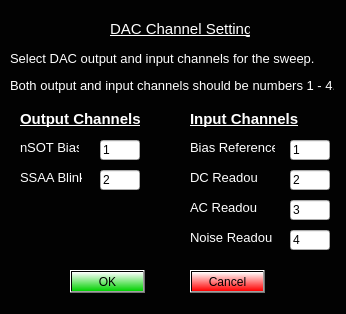
First picture: the form in Scanner GUI/nSOTCharacterizer/dacChannels.ui, repository afylab/nanoSQUID-Scanning-Software, before the edit.
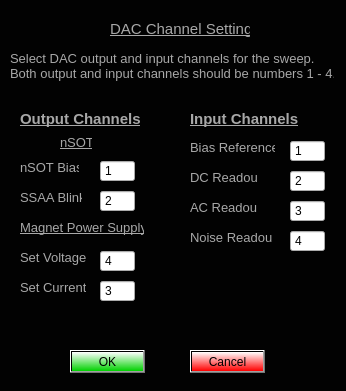
Second picture: the form after the edit.

Patch:
```diff
--- a/Scanner GUI/nSOTCharacterizer/dacChannels.ui
+++ b/Scanner GUI/nSOTCharacterizer/dacChannels.ui
@@ -7,7 +7,7 @@
     <x>0</x>
     <y>0</y>
     <width>346</width>
-    <height>314</height>
+    <height>391</height>
    </rect>
   </property>
   <property name="windowTitle">
@@ -20,13 +20,13 @@
    <property name="geometry">
     <rect>
      <x>20</x>
-     <y>140</y>
+     <y>160</y>
      <width>59</width>
      <height>16</height>
     </rect>
    </property>
    <property name="text">
-    <string>&lt;html&gt;&lt;head/&gt;&lt;body&gt;&lt;p&gt;&lt;span style=&quot; font-size:10pt; color:#ffffff;&quot;&gt;nSOT Bias&lt;/span&gt;&lt;/p&gt;&lt;/body&gt;&lt;/html&gt;</string>
+    <string>&lt;html&gt;&lt;head/&gt;&lt;body&gt;&lt;p&gt;&lt;span style=&quot; font-size:10pt; color:#a8a8a8;&quot;&gt;nSOT Bias&lt;/span&gt;&lt;/p&gt;&lt;/body&gt;&lt;/html&gt;</string>
    </property>
   </widget>
   <widget class="QLabel" name="label_2">
@@ -39,7 +39,7 @@
     </rect>
    </property>
    <property name="text">
-    <string>&lt;html&gt;&lt;head/&gt;&lt;body&gt;&lt;p&gt;&lt;span style=&quot; font-size:10pt; color:#ffffff;&quot;&gt;Bias Reference&lt;/span&gt;&lt;/p&gt;&lt;/body&gt;&lt;/html&gt;</string>
+    <string>&lt;html&gt;&lt;head/&gt;&lt;body&gt;&lt;p&gt;&lt;span style=&quot; font-size:10pt; color:#a8a8a8;&quot;&gt;Bias Reference&lt;/span&gt;&lt;/p&gt;&lt;/body&gt;&lt;/html&gt;</string>
    </property>
   </widget>
   <widget class="QLabel" name="label_3">
@@ -52,7 +52,7 @@
     </rect>
    </property>
    <property name="text">
-    <string>&lt;html&gt;&lt;head/&gt;&lt;body&gt;&lt;p&gt;&lt;span style=&quot; font-size:10pt; color:#ffffff;&quot;&gt;DC Readout&lt;/span&gt;&lt;/p&gt;&lt;/body&gt;&lt;/html&gt;</string>
+    <string>&lt;html&gt;&lt;head/&gt;&lt;body&gt;&lt;p&gt;&lt;span style=&quot; font-size:10pt; color:#a8a8a8;&quot;&gt;DC Readout&lt;/span&gt;&lt;/p&gt;&lt;/body&gt;&lt;/html&gt;</string>
    </property>
   </widget>
   <widget class="QLabel" name="label_4">
@@ -65,7 +65,7 @@
     </rect>
    </property>
    <property name="text">
-    <string>&lt;html&gt;&lt;head/&gt;&lt;body&gt;&lt;p&gt;&lt;span style=&quot; font-size:10pt; color:#ffffff;&quot;&gt;AC Readout&lt;/span&gt;&lt;/p&gt;&lt;/body&gt;&lt;/html&gt;</string>
+    <string>&lt;html&gt;&lt;head/&gt;&lt;body&gt;&lt;p&gt;&lt;span style=&quot; font-size:10pt; color:#a8a8a8;&quot;&gt;AC Readout&lt;/span&gt;&lt;/p&gt;&lt;/body&gt;&lt;/html&gt;</string>
    </property>
   </widget>
   <widget class="QLabel" name="label_5">
@@ -78,20 +78,20 @@
     </rect>
    </property>
    <property name="text">
-    <string>&lt;html&gt;&lt;head/&gt;&lt;body&gt;&lt;p&gt;&lt;span style=&quot; font-size:10pt; color:#ffffff;&quot;&gt;Noise Readout&lt;/span&gt;&lt;/p&gt;&lt;/body&gt;&lt;/html&gt;</string>
+    <string>&lt;html&gt;&lt;head/&gt;&lt;body&gt;&lt;p&gt;&lt;span style=&quot; font-size:10pt; color:#a8a8a8;&quot;&gt;Noise Readout&lt;/span&gt;&lt;/p&gt;&lt;/body&gt;&lt;/html&gt;</string>
    </property>
   </widget>
   <widget class="QLabel" name="label_6">
    <property name="geometry">
     <rect>
      <x>20</x>
-     <y>170</y>
+     <y>190</y>
      <width>62</width>
      <height>16</height>
     </rect>
    </property>
    <property name="text">
-    <string>&lt;html&gt;&lt;head/&gt;&lt;body&gt;&lt;p&gt;&lt;span style=&quot; font-size:10pt; color:#ffffff;&quot;&gt;SSAA Blink&lt;/span&gt;&lt;/p&gt;&lt;/body&gt;&lt;/html&gt;</string>
+    <string>&lt;html&gt;&lt;head/&gt;&lt;body&gt;&lt;p&gt;&lt;span style=&quot; font-size:10pt; color:#a8a8a8;&quot;&gt;SSAA Blink&lt;/span&gt;&lt;/p&gt;&lt;/body&gt;&lt;/html&gt;</string>
    </property>
   </widget>
   <widget class="QLabel" name="label_7">
@@ -104,7 +104,7 @@
     </rect>
    </property>
    <property name="text">
-    <string>&lt;html&gt;&lt;head/&gt;&lt;body&gt;&lt;p&gt;&lt;span style=&quot; font-size:11pt; font-weight:600; text-decoration: underline; color:#ffffff;&quot;&gt;Output Channels&lt;/span&gt;&lt;/p&gt;&lt;/body&gt;&lt;/html&gt;</string>
+    <string>&lt;html&gt;&lt;head/&gt;&lt;body&gt;&lt;p&gt;&lt;span style=&quot; font-size:11pt; font-weight:600; text-decoration: underline; color:#a8a8a8;&quot;&gt;Output Channels&lt;/span&gt;&lt;/p&gt;&lt;/body&gt;&lt;/html&gt;</string>
    </property>
   </widget>
   <widget class="QLabel" name="label_8">
@@ -117,92 +117,14 @@
     </rect>
    </property>
    <property name="text">
-    <string>&lt;html&gt;&lt;head/&gt;&lt;body&gt;&lt;p&gt;&lt;span style=&quot; font-size:11pt; font-weight:600; text-decoration: underline; color:#ffffff;&quot;&gt;Input Channels&lt;/span&gt;&lt;/p&gt;&lt;/body&gt;&lt;/html&gt;</string>
-   </property>
-  </widget>
-  <widget class="QLineEdit" name="biasOutChannel">
-   <property name="geometry">
-    <rect>
-     <x>100</x>
-     <y>140</y>
-     <width>40</width>
-     <height>20</height>
-    </rect>
-   </property>
-   <property name="text">
-    <string>1</string>
-   </property>
-  </widget>
-  <widget class="QLineEdit" name="blinkOutChannel">
-   <property name="geometry">
-    <rect>
-     <x>100</x>
-     <y>170</y>
-     <width>40</width>
-     <height>20</height>
-    </rect>
-   </property>
-   <property name="text">
-    <string>2</string>
-   </property>
-  </widget>
-  <widget class="QLineEdit" name="biasInChannel">
-   <property name="geometry">
-    <rect>
-     <x>290</x>
-     <y>140</y>
-     <width>40</width>
-     <height>20</height>
-    </rect>
-   </property>
-   <property name="text">
-    <string>1</string>
-   </property>
-  </widget>
-  <widget class="QLineEdit" name="dcInChannel">
-   <property name="geometry">
-    <rect>
-     <x>290</x>
-     <y>170</y>
-     <width>40</width>
-     <height>20</height>
-    </rect>
-   </property>
-   <property name="text">
-    <string>2</string>
-   </property>
-  </widget>
-  <widget class="QLineEdit" name="acInChannel">
-   <property name="geometry">
-    <rect>
-     <x>290</x>
-     <y>200</y>
-     <width>40</width>
-     <height>20</height>
-    </rect>
-   </property>
-   <property name="text">
-    <string>3</string>
-   </property>
-  </widget>
-  <widget class="QLineEdit" name="noiseInChannel">
-   <property name="geometry">
-    <rect>
-     <x>290</x>
-     <y>230</y>
-     <width>40</width>
-     <height>20</height>
-    </rect>
-   </property>
-   <property name="text">
-    <string>4</string>
+    <string>&lt;html&gt;&lt;head/&gt;&lt;body&gt;&lt;p&gt;&lt;span style=&quot; font-size:11pt; font-weight:600; text-decoration: underline; color:#a8a8a8;&quot;&gt;Input Channels&lt;/span&gt;&lt;/p&gt;&lt;/body&gt;&lt;/html&gt;</string>
    </property>
   </widget>
   <widget class="QPushButton" name="okDAC">
    <property name="geometry">
     <rect>
      <x>70</x>
-     <y>270</y>
+     <y>350</y>
      <width>75</width>
      <height>23</height>
     </rect>
@@ -218,7 +140,7 @@
    <property name="geometry">
     <rect>
      <x>190</x>
-     <y>270</y>
+     <y>350</y>
      <width>75</width>
      <height>23</height>
     </rect>
@@ -236,11 +158,11 @@
      <x>10</x>
      <y>50</y>
      <width>324</width>
-     <height>44</height>
+     <height>32</height>
     </rect>
    </property>
    <property name="text">
-    <string>&lt;html&gt;&lt;head/&gt;&lt;body&gt;&lt;p align=&quot;justify&quot;&gt;&lt;span style=&quot; font-size:10pt; color:#ffffff;&quot;&gt;Select DAC output and input channels for the sweep. &lt;/span&gt;&lt;/p&gt;&lt;p align=&quot;justify&quot;&gt;&lt;span style=&quot; font-size:10pt; color:#ffffff;&quot;&gt;Both output and input channels should be numbers 1 - 4.&lt;/span&gt;&lt;/p&gt;&lt;/body&gt;&lt;/html&gt;</string>
+    <string>&lt;html&gt;&lt;head/&gt;&lt;body&gt;&lt;p align=&quot;justify&quot;&gt;&lt;span style=&quot; font-size:10pt; color:#a8a8a8;&quot;&gt;Select DAC output and input channels for the sweep. &lt;br/&gt;Both output and input channels should be numbers 1 - 4.&lt;/span&gt;&lt;/p&gt;&lt;/body&gt;&lt;/html&gt;</string>
    </property>
   </widget>
   <widget class="QLabel" name="label_10">
@@ -253,14 +175,14 @@
     </rect>
    </property>
    <property name="text">
-    <string>&lt;html&gt;&lt;head/&gt;&lt;body&gt;&lt;p&gt;&lt;span style=&quot; font-size:11pt; text-decoration: underline; color:#ffffff;&quot;&gt;DAC Channel Settings&lt;/span&gt;&lt;/p&gt;&lt;/body&gt;&lt;/html&gt;</string>
+    <string>&lt;html&gt;&lt;head/&gt;&lt;body&gt;&lt;p&gt;&lt;span style=&quot; font-size:11pt; text-decoration: underline; color:#a8a8a8;&quot;&gt;DAC Channel Settings&lt;/span&gt;&lt;/p&gt;&lt;/body&gt;&lt;/html&gt;</string>
    </property>
   </widget>
   <widget class="QLabel" name="warning">
    <property name="geometry">
     <rect>
-     <x>20</x>
-     <y>210</y>
+     <x>170</x>
+     <y>270</y>
      <width>151</width>
      <height>41</height>
     </rect>
@@ -269,6 +191,234 @@
     <string>&lt;html&gt;&lt;head/&gt;&lt;body&gt;&lt;p&gt;&lt;br/&gt;&lt;/p&gt;&lt;/body&gt;&lt;/html&gt;</string>
    </property>
   </widget>
+  <widget class="QLabel" name="label_11">
+   <property name="geometry">
+    <rect>
+     <x>20</x>
+     <y>220</y>
+     <width>124</width>
+     <height>16</height>
+    </rect>
+   </property>
+   <property name="text">
+    <string>&lt;html&gt;&lt;head/&gt;&lt;body&gt;&lt;p&gt;&lt;span style=&quot; font-size:10pt; text-decoration: underline; color:#a8a8a8;&quot;&gt;Magnet Power Supply&lt;/span&gt;&lt;/p&gt;&lt;/body&gt;&lt;/html&gt;</string>
+   </property>
+  </widget>
+  <widget class="QLabel" name="label_12">
+   <property name="geometry">
+    <rect>
+     <x>60</x>
+     <y>135</y>
+     <width>32</width>
+     <height>16</height>
+    </rect>
+   </property>
+   <property name="text">
+    <string>&lt;html&gt;&lt;head/&gt;&lt;body&gt;&lt;p&gt;&lt;span style=&quot; font-size:10pt; text-decoration: underline; color:#a8a8a8;&quot;&gt;nSOT&lt;/span&gt;&lt;/p&gt;&lt;/body&gt;&lt;/html&gt;</string>
+   </property>
+  </widget>
+  <widget class="QLabel" name="label_13">
+   <property name="geometry">
+    <rect>
+     <x>20</x>
+     <y>280</y>
+     <width>66</width>
+     <height>16</height>
+    </rect>
+   </property>
+   <property name="text">
+    <string>&lt;html&gt;&lt;head/&gt;&lt;body&gt;&lt;p&gt;&lt;span style=&quot; font-size:10pt; color:#a8a8a8;&quot;&gt;Set Current&lt;/span&gt;&lt;/p&gt;&lt;/body&gt;&lt;/html&gt;</string>
+   </property>
+  </widget>
+  <widget class="QLabel" name="label_14">
+   <property name="geometry">
+    <rect>
+     <x>20</x>
+     <y>250</y>
+     <width>66</width>
+     <height>16</height>
+    </rect>
+   </property>
+   <property name="text">
+    <string>&lt;html&gt;&lt;head/&gt;&lt;body&gt;&lt;p&gt;&lt;span style=&quot; font-size:10pt; color:#a8a8a8;&quot;&gt;Set Voltage&lt;/span&gt;&lt;/p&gt;&lt;/body&gt;&lt;/html&gt;</string>
+   </property>
+  </widget>
+  <widget class="QSpinBox" name="biasOutChannel">
+   <property name="geometry">
+    <rect>
+     <x>100</x>
+     <y>160</y>
+     <width>35</width>
+     <height>22</height>
+    </rect>
+   </property>
+   <property name="alignment">
+    <set>Qt::AlignLeading|Qt::AlignLeft|Qt::AlignVCenter</set>
+   </property>
+   <property name="buttonSymbols">
+    <enum>QAbstractSpinBox::NoButtons</enum>
+   </property>
+   <property name="minimum">
+    <number>1</number>
+   </property>
+   <property name="maximum">
+    <number>4</number>
+   </property>
+  </widget>
+  <widget class="QSpinBox" name="blinkOutChannel">
+   <property name="geometry">
+    <rect>
+     <x>100</x>
+     <y>190</y>
+     <width>35</width>
+     <height>22</height>
+    </rect>
+   </property>
+   <property name="buttonSymbols">
+    <enum>QAbstractSpinBox::NoButtons</enum>
+   </property>
+   <property name="minimum">
+    <number>1</number>
+   </property>
+   <property name="maximum">
+    <number>4</number>
+   </property>
+   <property name="value">
+    <number>2</number>
+   </property>
+  </widget>
+  <widget class="QSpinBox" name="currentOutChannel">
+   <property name="geometry">
+    <rect>
+     <x>100</x>
+     <y>280</y>
+     <width>35</width>
+     <height>22</height>
+    </rect>
+   </property>
+   <property name="buttonSymbols">
+    <enum>QAbstractSpinBox::NoButtons</enum>
+   </property>
+   <property name="minimum">
+    <number>1</number>
+   </property>
+   <property name="maximum">
+    <number>4</number>
+   </property>
+   <property name="value">
+    <number>3</number>
+   </property>
+  </widget>
+  <widget class="QSpinBox" name="voltsOutChannel">
+   <property name="geometry">
+    <rect>
+     <x>100</x>
+     <y>250</y>
+     <width>35</width>
+     <height>22</height>
+    </rect>
+   </property>
+   <property name="buttonSymbols">
+    <enum>QAbstractSpinBox::NoButtons</enum>
+   </property>
+   <property name="minimum">
+    <number>1</number>
+   </property>
+   <property name="maximum">
+    <number>4</number>
+   </property>
+   <property name="value">
+    <number>4</number>
+   </property>
+  </widget>
+  <widget class="QSpinBox" name="biasInChannel">
+   <property name="geometry">
+    <rect>
+     <x>290</x>
+     <y>140</y>
+     <width>35</width>
+     <height>22</height>
+    </rect>
+   </property>
+   <property name="alignment">
+    <set>Qt::AlignLeading|Qt::AlignLeft|Qt::AlignVCenter</set>
+   </property>
+   <property name="buttonSymbols">
+    <enum>QAbstractSpinBox::NoButtons</enum>
+   </property>
+   <property name="minimum">
+    <number>1</number>
+   </property>
+   <property name="maximum">
+    <number>4</number>
+   </property>
+  </widget>
+  <widget class="QSpinBox" name="acInChannel">
+   <property name="geometry">
+    <rect>
+     <x>290</x>
+     <y>200</y>
+     <width>35</width>
+     <height>22</height>
+    </rect>
+   </property>
+   <property name="buttonSymbols">
+    <enum>QAbstractSpinBox::NoButtons</enum>
+   </property>
+   <property name="minimum">
+    <number>1</number>
+   </property>
+   <property name="maximum">
+    <number>4</number>
+   </property>
+   <property name="value">
+    <number>3</number>
+   </property>
+  </widget>
+  <widget class="QSpinBox" name="noiseInChannel">
+   <property name="geometry">
+    <rect>
+     <x>290</x>
+     <y>230</y>
+     <width>35</width>
+     <height>22</height>
+    </rect>
+   </property>
+   <property name="buttonSymbols">
+    <enum>QAbstractSpinBox::NoButtons</enum>
+   </property>
+   <property name="minimum">
+    <number>1</number>
+   </property>
+   <property name="maximum">
+    <number>4</number>
+   </property>
+   <property name="value">
+    <number>4</number>
+   </property>
+  </widget>
+  <widget class="QSpinBox" name="dcInChannel">
+   <property name="geometry">
+    <rect>
+     <x>290</x>
+     <y>170</y>
+     <width>35</width>
+     <height>22</height>
+    </rect>
+   </property>
+   <property name="buttonSymbols">
+    <enum>QAbstractSpinBox::NoButtons</enum>
+   </property>
+   <property name="minimum">
+    <number>1</number>
+   </property>
+   <property name="maximum">
+    <number>4</number>
+   </property>
+   <property name="value">
+    <number>2</number>
+   </property>
+  </widget>
  </widget>
  <resources/>
  <connections/>
```
